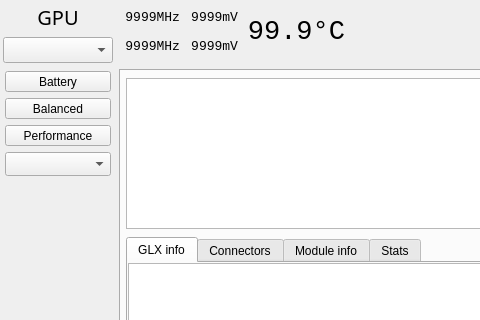
Qt form radeon-profile/radeon_profile.ui (marazmista/radeon-profile) before a commit; both pictures show x 0 to 480 and y 0 to 320 of the 849 by 493 pixel window.
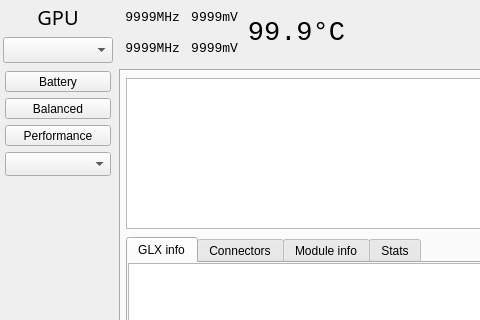
The same form after that commit. Icons and pictures are not drawn.

```diff
--- a/radeon-profile/radeon_profile.ui
+++ b/radeon-profile/radeon_profile.ui
@@ -3799,7 +3799,7 @@
        <item>
         <layout class="QGridLayout" name="grid_topbar">
          <property name="sizeConstraint">
-          <enum>QLayout::SetMinimumSize</enum>
+          <enum>QLayout::SetMinAndMaxSize</enum>
          </property>
          <property name="leftMargin">
           <number>5</number>
@@ -3812,24 +3812,12 @@
          </property>
          <item row="0" column="0">
           <widget class="QLabel" name="l_cClk">
-           <property name="sizePolicy">
-            <sizepolicy hsizetype="Fixed" vsizetype="Preferred">
-             <horstretch>0</horstretch>
-             <verstretch>0</verstretch>
-            </sizepolicy>
-           </property>
            <property name="minimumSize">
             <size>
              <width>56</width>
              <height>25</height>
             </size>
            </property>
-           <property name="maximumSize">
-            <size>
-             <width>70</width>
-             <height>25</height>
-            </size>
-           </property>
            <property name="font">
             <font>
              <family>Monospace</family>
@@ -3849,24 +3837,12 @@
          </item>
          <item row="0" column="1">
           <widget class="QLabel" name="l_cVolt">
-           <property name="sizePolicy">
-            <sizepolicy hsizetype="Fixed" vsizetype="Preferred">
-             <horstretch>0</horstretch>
-             <verstretch>0</verstretch>
-            </sizepolicy>
-           </property>
            <property name="minimumSize">
             <size>
              <width>48</width>
              <height>25</height>
             </size>
            </property>
-           <property name="maximumSize">
-            <size>
-             <width>80</width>
-             <height>25</height>
-            </size>
-           </property>
            <property name="font">
             <font>
              <family>Monospace</family>
@@ -3889,24 +3865,12 @@
          </item>
          <item row="1" column="0">
           <widget class="QLabel" name="l_mClk">
-           <property name="sizePolicy">
-            <sizepolicy hsizetype="Fixed" vsizetype="Preferred">
-             <horstretch>0</horstretch>
-             <verstretch>0</verstretch>
-            </sizepolicy>
-           </property>
            <property name="minimumSize">
             <size>
              <width>56</width>
              <height>25</height>
             </size>
            </property>
-           <property name="maximumSize">
-            <size>
-             <width>70</width>
-             <height>25</height>
-            </size>
-           </property>
            <property name="font">
             <font>
              <family>Monospace</family>
@@ -3926,24 +3890,12 @@
          </item>
          <item row="1" column="1">
           <widget class="QLabel" name="l_mVolt">
-           <property name="sizePolicy">
-            <sizepolicy hsizetype="Fixed" vsizetype="Preferred">
-             <horstretch>0</horstretch>
-             <verstretch>0</verstretch>
-            </sizepolicy>
-           </property>
            <property name="minimumSize">
             <size>
              <width>48</width>
              <height>25</height>
             </size>
            </property>
-           <property name="maximumSize">
-            <size>
-             <width>60</width>
-             <height>25</height>
-            </size>
-           </property>
            <property name="font">
             <font>
              <family>Monospace</family>
@@ -3963,24 +3915,12 @@
          </item>
          <item row="0" column="2" rowspan="2">
           <widget class="QLabel" name="l_temp">
-           <property name="sizePolicy">
-            <sizepolicy hsizetype="Fixed" vsizetype="Preferred">
-             <horstretch>0</horstretch>
-             <verstretch>0</verstretch>
-            </sizepolicy>
-           </property>
            <property name="minimumSize">
             <size>
              <width>96</width>
              <height>50</height>
             </size>
            </property>
-           <property name="maximumSize">
-            <size>
-             <width>120</width>
-             <height>50</height>
-            </size>
-           </property>
            <property name="font">
             <font>
              <family>Monospace</family>
```
